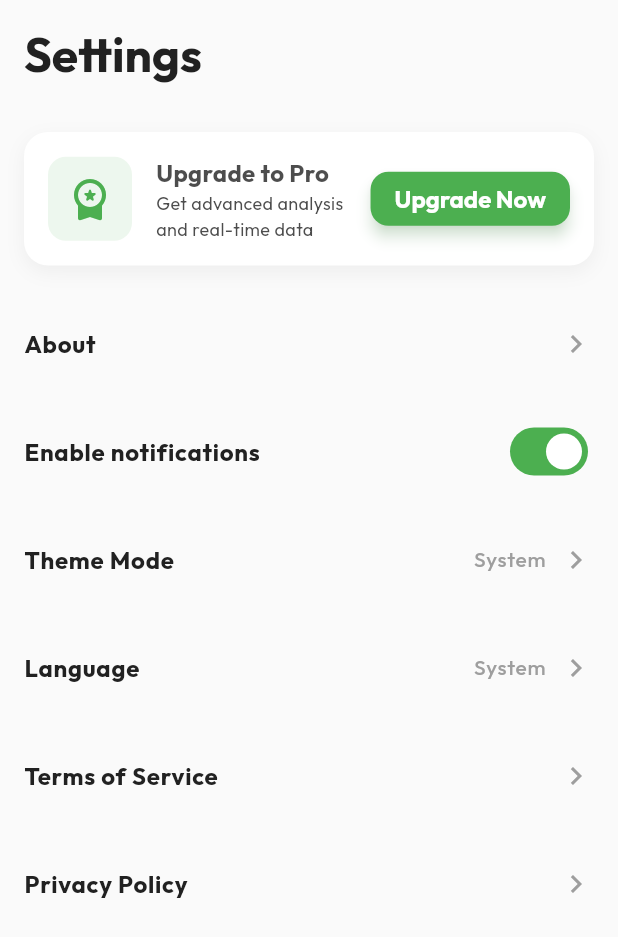
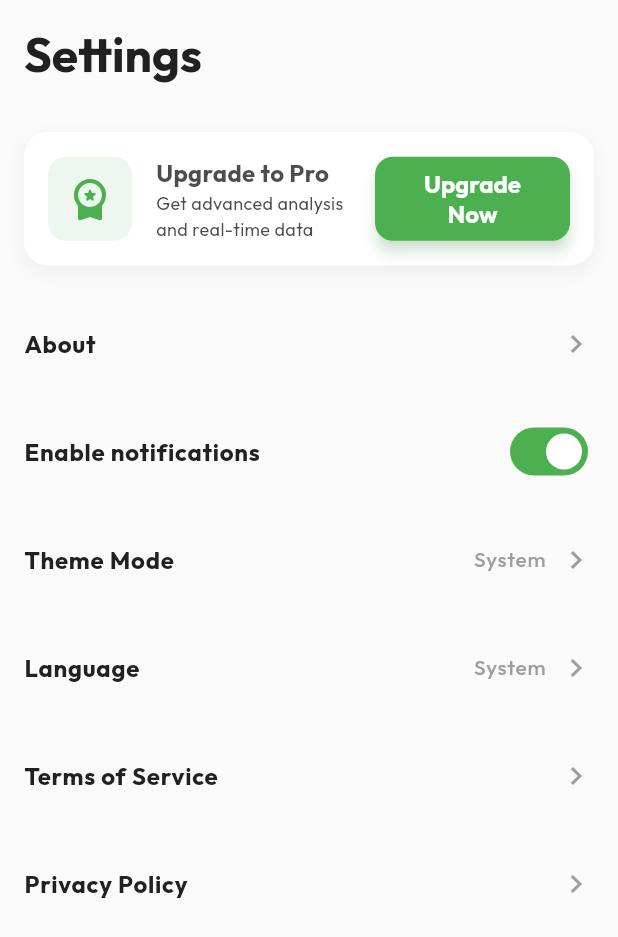
Before and after one commit to swoaib/Investr, a Flutter app: the SettingsScreen screen opened directly, on a phone screen of 412 x 824 dp. Shown: the top 937 px of the screen. Run offline on Flutter 3.47's test engine with Material 3 defaults, Android fonts, the phone set to English and light mode, and no system bars; our stand-ins replace fl_chart, flutter_svg, go_router, google_fonts, shared_preferences; accounts and stored records are empty; network calls fail.

Commit message:
feat: Implement multi-result stock search, update controller to process all matches, and apply minor UI layout adjustments.

```diff
--- a/lib/src/features/settings/presentation/settings_screen.dart
+++ b/lib/src/features/settings/presentation/settings_screen.dart
@@ -103,7 +103,9 @@ class _SettingsScreenState extends State<SettingsScreen> {
                         ],
                       ),
                     ),
-                    ElevatedButton(
+                    const SizedBox(width: 16),
+                    Expanded(
+                      child: ElevatedButton(
                         onPressed: () {},
                         style: ElevatedButton.styleFrom(
                           padding: const EdgeInsets.symmetric(
@@ -115,7 +117,11 @@ class _SettingsScreenState extends State<SettingsScreen> {
                           backgroundColor: AppTheme.primaryGreen,
                           foregroundColor: Colors.white,
                         ),
-                      child: Text(l10n.upgradeNow),
+                        child: Text(
+                          l10n.upgradeNow,
+                          textAlign: TextAlign.center,
+                        ),
+                      ),
                     ),
                   ],
                 ),
```
Also changed, not shown: lib/src/features/market_data/data/stock_repository.dart (+13 -18 lines), lib/src/features/market_data/presentation/stock_detail_bottom_sheet.dart (+8 -2 lines), lib/src/features/market_data/presentation/stock_list_controller.dart (+13 -9 lines). Lines whose indentation alone changed are shown as unchanged.
